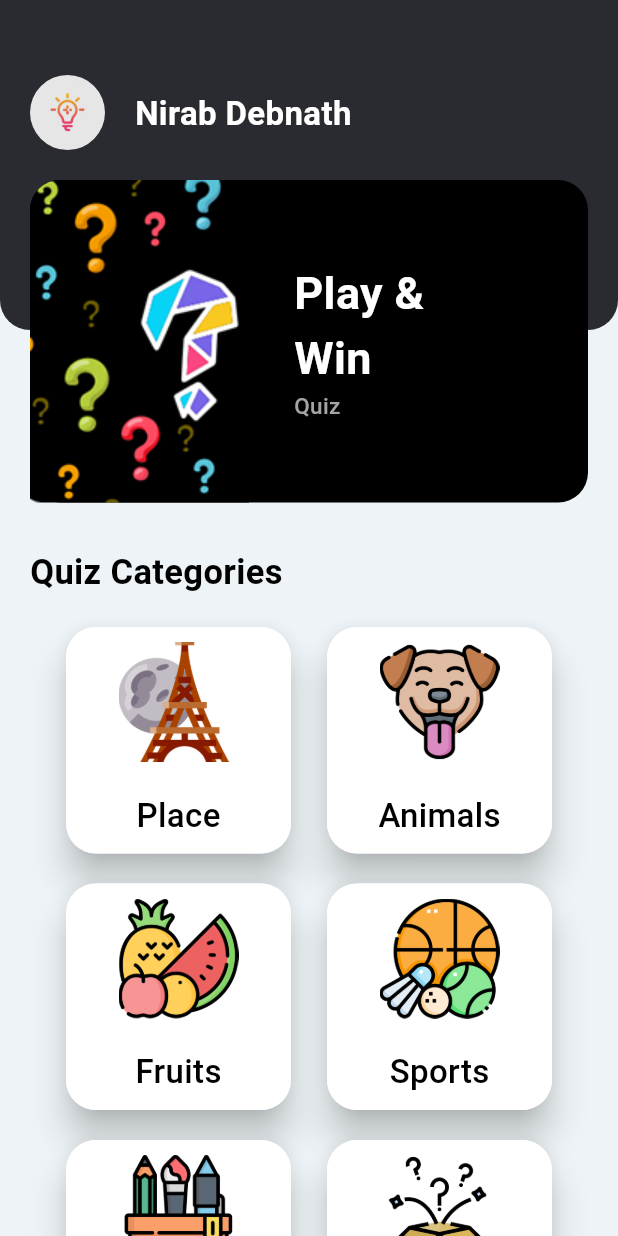
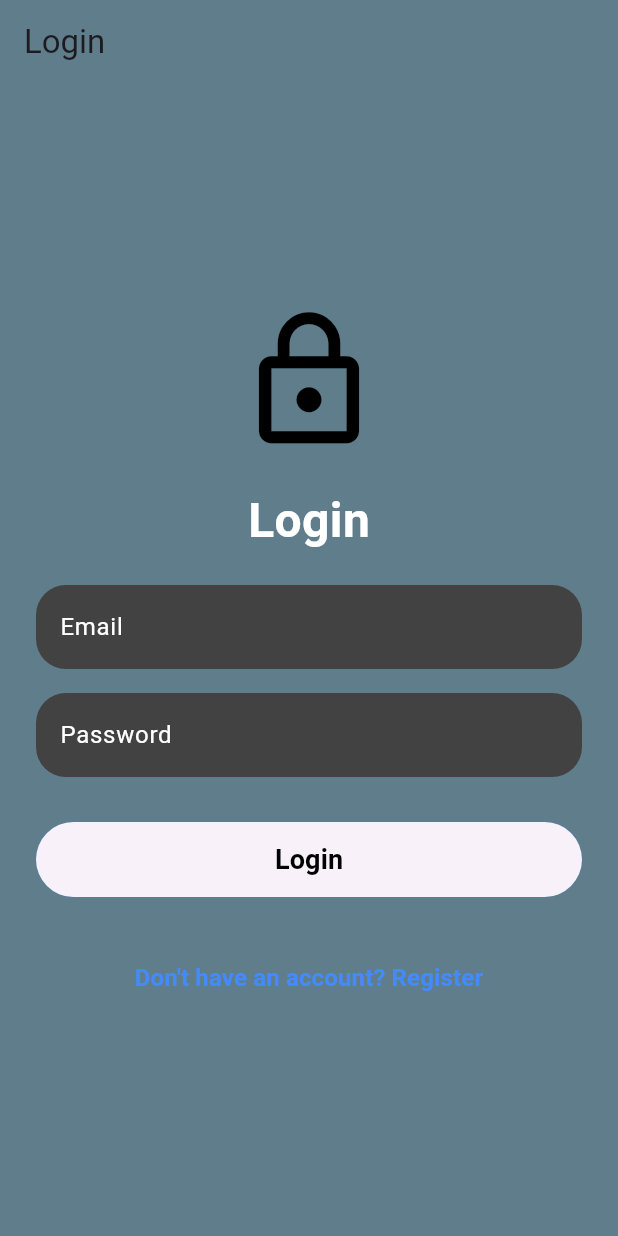
Before and after one commit to Nirab74/Project, a Flutter app: the screen it shows after launch, on a phone screen of 412 x 824 dp. Run offline on Flutter 3.47's test engine with Material 3 defaults, Android fonts, the phone set to English and light mode, and no system bars; our stand-ins replace cloud_firestore, firebase_auth, firebase_core; accounts and stored records are empty.

Commit message:
Initial commit of Flutter project

```diff
--- /dev/null
+++ b/lib/login_page.dart
@@ -0,0 +1,221 @@
+import 'package:firebase_auth/firebase_auth.dart';
+import 'package:flutter/material.dart';
+import 'package:quizcrafter/pages/home.dart'; // Your existing Home page
+import 'register_page.dart';
+
+class LoginPage extends StatefulWidget {
+  @override
+  _LoginPageState createState() => _LoginPageState();
+}
+
+class _LoginPageState extends State<LoginPage> {
+  final _formKey = GlobalKey<FormState>();
+  final TextEditingController _emailController = TextEditingController();
+  final TextEditingController _passwordController = TextEditingController();
+  final FirebaseAuth _auth = FirebaseAuth.instance;
+  bool _isLoading = false; // To handle loading state
+
+  void _login() async {
+    if (_formKey.currentState!.validate()) {
+      setState(() {
+        _isLoading = true;
+      });
+
+      try {
+        await _auth.signInWithEmailAndPassword(
+          email: _emailController.text.trim(),
+          password: _passwordController.text.trim(),
+        );
+        Navigator.pushReplacement(
+          context,
+          MaterialPageRoute(builder: (context) => Home()), // Navigate to Home
+        );
+      } on FirebaseAuthException catch (e) {
+        String errorMessage = 'Login Failed';
+
+        // Handling FirebaseAuth specific errors
+        if (e.code == 'user-not-found') {
+          errorMessage = 'No user found with this email.';
+        } else if (e.code == 'wrong-password') {
+          errorMessage = 'Incorrect password. Please try again.';
+        } else if (e.code == 'invalid-email') {
+          errorMessage = 'The email address is not valid.';
+        }
+
+        ScaffoldMessenger.of(context).showSnackBar(
+          SnackBar(content: Text(errorMessage)),
+        );
+      } catch (e) {
+        ScaffoldMessenger.of(context).showSnackBar(
+          SnackBar(content: Text("Login Failed: ${e.toString()}")),
+        );
+      } finally {
+        setState(() {
+          _isLoading = false;
+        });
+      }
+    }
+  }
+
+  @override
+  Widget build(BuildContext context) {
+    return Scaffold(
+      backgroundColor: Colors.blueGrey,
+      appBar: AppBar(
+        title: Text("Login"),
+        backgroundColor: Colors.transparent,
+        elevation: 0,
+      ),
+      body: Center(
+        child: Padding(
+          padding: const EdgeInsets.all(24.0),
+          child: SingleChildScrollView(
+            child: Column(
+              crossAxisAlignment: CrossAxisAlignment.center,
+              children: [
+                Icon(
+                  Icons.lock_outline,
+                  size: 100,
+                  color: Colors.black,
+                ),
+                SizedBox(height: 20),
+                Text(
+                  "Login",
+                  style: TextStyle(
+                    fontSize: 32,
+                    fontWeight: FontWeight.bold,
+                    color: Colors.white,
+                  ),
+                ),
+                SizedBox(height: 20),
+                Form(
+                  key: _formKey,
+                  child: Column(
+                    children: [
+                      // Email TextField
+                      TextFormField(
+                        controller: _emailController,
+                        decoration: InputDecoration(
+                          labelText: 'Email',
+                          labelStyle: TextStyle(color: Colors.white),
+                          hintText: 'Enter your email',
+                          hintStyle: TextStyle(color: Colors.grey),
+                          filled: true,
+                          fillColor: Colors.grey[800],
+                          border: OutlineInputBorder(
+                            borderRadius: BorderRadius.circular(20),
+                            borderSide: BorderSide.none,
+                          ),
+                          focusedBorder: OutlineInputBorder(
+                            borderRadius: BorderRadius.circular(20),
+                            borderSide: BorderSide(color: Colors.blueAccent),
+                          ),
+                        ),
+                        keyboardType: TextInputType.emailAddress,
+                        validator: (value) {
+                          if (value == null || value.trim().isEmpty) {
+                            return 'Please enter an email';
+                          }
+                          if (!RegExp(
+                                  r'^[a-zA-Z0-9._%+-]+@[a-zA-Z0-9.-]+\.[a-zA-Z]{2,}$')
+                              .hasMatch(value.trim())) {
+                            return 'Enter a valid email';
+                          }
+                          return null;
+                        },
+                      ),
+                      SizedBox(height: 16),
+                      // Password TextField
+                      TextFormField(
+                        controller: _passwordController,
+                        decoration: InputDecoration(
+                          labelText: 'Password',
+                          labelStyle: TextStyle(color: Colors.white),
+                          hintText: 'Enter your password',
+                          hintStyle: TextStyle(color: Colors.grey),
+                          filled: true,
+                          fillColor: Colors.grey[800],
+                          border: OutlineInputBorder(
+                            borderRadius: BorderRadius.circular(20),
+                            borderSide: BorderSide.none,
+                          ),
+                          focusedBorder: OutlineInputBorder(
+                            borderRadius: BorderRadius.circular(20),
+                            borderSide: BorderSide(color: Colors.blueAccent),
+                          ),
+                        ),
+                        obscureText: true,
+                        validator: (value) {
+                          if (value == null || value.trim().isEmpty) {
+                            return 'Please enter a password';
+                          }
+                          if (value.length < 6) {
+                            return 'Password must be at least 6 characters';
+                          }
+                          return null;
+                        },
+                      ),
+                      SizedBox(height: 30),
+                      // Login Button
+                      _isLoading
+                          ? CircularProgressIndicator(
+                              color: Colors.blueAccent,
+                            )
+                          : AnimatedContainer(
+                              duration: Duration(milliseconds: 300),
+                              curve: Curves.easeInOut,
+                              width: double.infinity,
+                              height: 50,
+                              decoration: BoxDecoration(
+                                borderRadius: BorderRadius.circular(25),
+                                color: Colors.blueAccent,
+                              ),
+                              child: ElevatedButton(
+                                onPressed: _login,
+                                style: ElevatedButton.styleFrom(
+                                  iconColor: Colors.transparent,
+                                  elevation: 0,
+                                  shape: RoundedRectangleBorder(
+                                    borderRadius: BorderRadius.circular(25),
+                                  ),
+                                ),
+                                child: Text(
+                                  'Login',
+                                  style: TextStyle(
+                                    fontSize: 18,
+                                    fontWeight: FontWeight.bold,
+                                    color: Colors.black,
+                                  ),
+                                ),
+                              ),
+                            ),
+                      SizedBox(height: 30),
+                      // Register Button
+                      TextButton(
+                        onPressed: () {
+                          Navigator.push(
+                            context,
+                            MaterialPageRoute(
+                                builder: (context) => RegisterPage()),
+                          );
+                        },
+                        child: Text(
+                          "Don't have an account? Register",
+                          style: TextStyle(
+                            color: Colors.blueAccent,
+                            fontSize: 16,
+                            fontWeight: FontWeight.bold,
+                          ),
+                        ),
+                      ),
+                    ],
+                  ),
+                ),
+              ],
+            ),
+          ),
+        ),
+      ),
+    );
+  }
+}
--- a/lib/main.dart
+++ b/lib/main.dart
@@ -1,7 +1,9 @@
+import 'package:firebase_core/firebase_core.dart';
 import 'package:firebase_core/firebase_core.dart';
 import 'package:flutter/material.dart';
 import 'package:quizcrafter/Admin/add_quiz.dart';
 import 'package:quizcrafter/Admin/admin_login.dart';
+import 'package:quizcrafter/login_page.dart';
 import 'package:quizcrafter/pages/home.dart';
 import 'package:quizcrafter/pages/question.dart';
 
@@ -24,7 +26,7 @@ class MyApp extends StatelessWidget {
         useMaterial3: true,
       ),
       // You can switch between pages here (AdminLogin, Home, etc.)
-      home: Home(), // Change this if you want a different starting screen
+      home: LoginPage(), // Change this if you want a different starting screen
     );
   }
 }
--- a/pubspec.yaml
+++ b/pubspec.yaml
@@ -30,6 +30,7 @@ environment:
 dependencies:
   flutter:
     sdk: flutter
+  firebase_auth: ^5.4.1
   firebase_core: ^3.10.1
   cloud_firestore: ^5.6.2
   image_picker: ^1.1.2
```
Also changed, not shown: lib/register_page.dart (added, +199 -0 lines), pubspec.lock, 4 other files.
